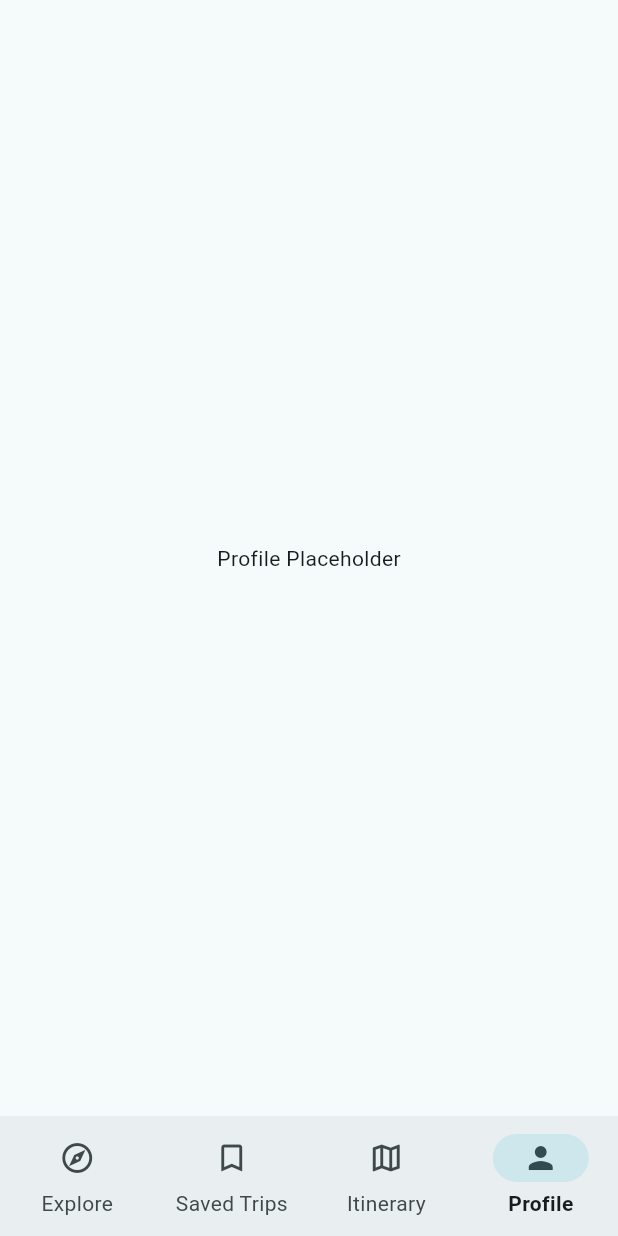
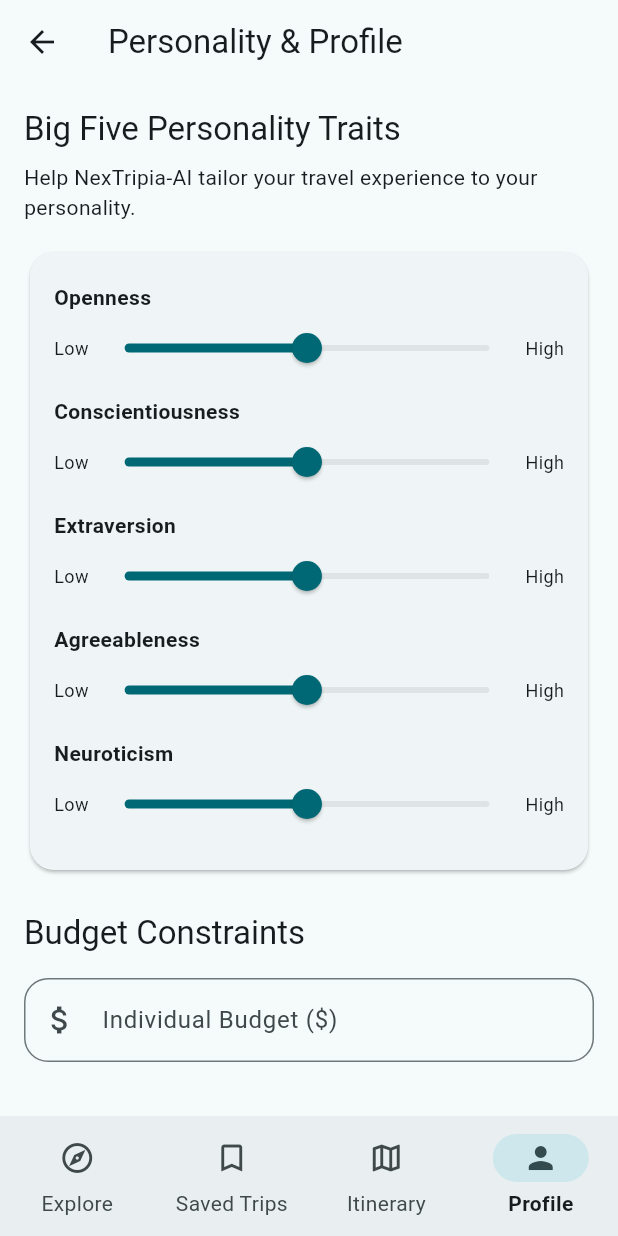
Before and after one commit to ArchanaVbe/Nexti-project, a Flutter app: the MainScreen screen opened directly, item 4 of the bottom bar chosen, on a phone screen of 412 x 824 dp. Run offline on Flutter 3.47's test engine with Material 3 defaults, Android fonts, the phone set to English and light mode, and no system bars.

Commit message:
navagation slides and profile UI

```diff
--- /dev/null
+++ b/lib/screens/explore_screen.dart
@@ -0,0 +1,17 @@
+import 'package:flutter/material.dart';
+
+class ExploreScreen extends StatelessWidget {
+  const ExploreScreen({super.key});
+
+  @override
+  Widget build(BuildContext context) {
+    return Scaffold(
+      appBar: AppBar(
+        title: const Text('Explore POIs'),
+      ),
+      body: const Center(
+        child: Text('Explore Candidate POIs will go here'),
+      ),
+    );
+  }
+}
--- /dev/null
+++ b/lib/screens/itinerary_screen.dart
@@ -0,0 +1,17 @@
+import 'package:flutter/material.dart';
+
+class ItineraryScreen extends StatelessWidget {
+  const ItineraryScreen({super.key});
+
+  @override
+  Widget build(BuildContext context) {
+    return Scaffold(
+      appBar: AppBar(
+        title: const Text('Generated Itinerary'),
+      ),
+      body: const Center(
+        child: Text('Multi-Objective GA Itinerary goes here'),
+      ),
+    );
+  }
+}
--- a/lib/screens/main_screen.dart
+++ b/lib/screens/main_screen.dart
@@ -1,4 +1,8 @@
 import 'package:flutter/material.dart';
+import 'explore_screen.dart';
+import 'saved_trips_screen.dart';
+import 'itinerary_screen.dart';
+import 'profile_screen.dart';
 
 class MainScreen extends StatefulWidget {
   const MainScreen({super.key});
@@ -13,10 +17,10 @@
   // Using IndexedStack allows preserving state of individual pages
   // without rebuilding them unnecessarily when switching tabs.
   final List<Widget> _pages = const [
-    Center(child: Text('Explore Placeholder')),
-    Center(child: Text('Saved Trips Placeholder')),
-    Center(child: Text('Itinerary Placeholder')),
-    Center(child: Text('Profile Placeholder')),
+    ExploreScreen(),
+    SavedTripsScreen(),
+    ItineraryScreen(),
+    ProfileScreen(),
   ];
 
   @override
--- /dev/null
+++ b/lib/screens/profile_screen.dart
@@ -0,0 +1,128 @@
+import 'package:flutter/material.dart';
+
+class ProfileScreen extends StatefulWidget {
+  const ProfileScreen({super.key});
+
+  @override
+  State<ProfileScreen> createState() => _ProfileScreenState();
+}
+
+class _ProfileScreenState extends State<ProfileScreen> {
+  // Big Five Traits
+  double _openness = 0.5;
+  double _conscientiousness = 0.5;
+  double _extraversion = 0.5;
+  double _agreeableness = 0.5;
+  double _neuroticism = 0.5;
+
+  final TextEditingController _budgetController = TextEditingController();
+
+  @override
+  void dispose() {
+    _budgetController.dispose();
+    super.dispose();
+  }
+
+  @override
+  Widget build(BuildContext context) {
+    return Scaffold(
+      appBar: AppBar(
+        title: const Text('Personality & Profile'),
+      ),
+      body: SingleChildScrollView(
+        padding: const EdgeInsets.all(16.0),
+        child: Column(
+          crossAxisAlignment: CrossAxisAlignment.start,
+          children: [
+            Text(
+              'Big Five Personality Traits',
+              style: Theme.of(context).textTheme.titleLarge,
+            ),
+            const SizedBox(height: 8),
+            Text(
+              'Help NexTripia-AI tailor your travel experience to your personality.',
+              style: Theme.of(context).textTheme.bodyMedium,
+            ),
+            const SizedBox(height: 16),
+            Card(
+              child: Padding(
+                padding: const EdgeInsets.all(16.0),
+                child: Column(
+                  children: [
+                    _buildTraitSlider('Openness', _openness, (val) {
+                      setState(() => _openness = val);
+                    }),
+                    _buildTraitSlider('Conscientiousness', _conscientiousness, (val) {
+                      setState(() => _conscientiousness = val);
+                    }),
+                    _buildTraitSlider('Extraversion', _extraversion, (val) {
+                      setState(() => _extraversion = val);
+                    }),
+                    _buildTraitSlider('Agreeableness', _agreeableness, (val) {
+                      setState(() => _agreeableness = val);
+                    }),
+                    _buildTraitSlider('Neuroticism', _neuroticism, (val) {
+                      setState(() => _neuroticism = val);
+                    }),
+                  ],
+                ),
+              ),
+            ),
+            const SizedBox(height: 24),
+            Text(
+              'Budget Constraints',
+              style: Theme.of(context).textTheme.titleLarge,
+            ),
+            const SizedBox(height: 16),
+            TextField(
+              controller: _budgetController,
+              keyboardType: TextInputType.number,
+              decoration: const InputDecoration(
+                labelText: 'Individual Budget (\$)',
+                prefixIcon: Icon(Icons.attach_money),
+              ),
+            ),
+            const SizedBox(height: 32),
+            SizedBox(
+              width: double.infinity,
+              child: FilledButton(
+                onPressed: () {
+                  // Save profile logic placeholder
+                  ScaffoldMessenger.of(context).showSnackBar(
+                    const SnackBar(content: Text('Profile saved successfully!')),
+                  );
+                },
+                child: const Text('Save Profile'),
+              ),
+            ),
+            const SizedBox(height: 32),
+          ],
+        ),
+      ),
+    );
+  }
+
+  Widget _buildTraitSlider(String label, double value, ValueChanged<double> onChanged) {
+    return Padding(
+      padding: const EdgeInsets.symmetric(vertical: 4.0),
+      child: Column(
+        crossAxisAlignment: CrossAxisAlignment.start,
+        children: [
+          Text(label, style: const TextStyle(fontWeight: FontWeight.w600)),
+          Row(
+            children: [
+              const Text('Low', style: TextStyle(fontSize: 12)),
+              Expanded(
+                child: Slider(
+                  value: value,
+                  onChanged: onChanged,
+                ),
+              ),
+              const Text('High', style: TextStyle(fontSize: 12)),
+            ],
+          ),
+        ],
+      ),
+    );
+  }
+}
--- /dev/null
+++ b/lib/screens/saved_trips_screen.dart
@@ -0,0 +1,17 @@
+import 'package:flutter/material.dart';
+
+class SavedTripsScreen extends StatelessWidget {
+  const SavedTripsScreen({super.key});
+
+  @override
+  Widget build(BuildContext context) {
+    return Scaffold(
+      appBar: AppBar(
+        title: const Text('Saved Trips & Groups'),
+      ),
+      body: const Center(
+        child: Text('Group Management will go here'),
+      ),
+    );
+  }
+}
```
